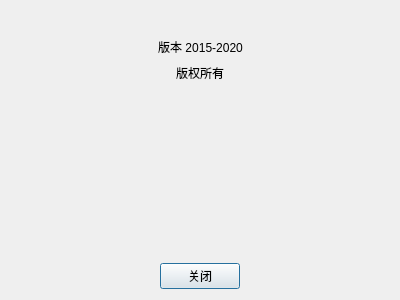
Old version of the form forms/aboutdialog.ui in the repository lyq105/mscs.
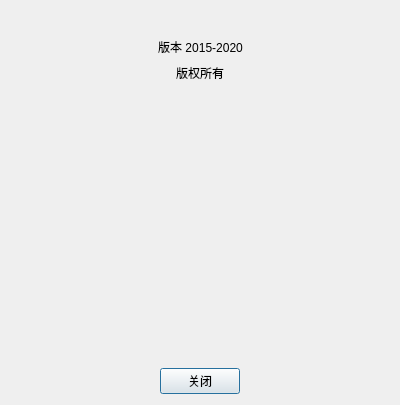
New version of the form. Icons and pictures are not drawn.

Patch:
```diff
--- a/forms/aboutdialog.ui
+++ b/forms/aboutdialog.ui
@@ -7,7 +7,7 @@
     <x>0</x>
     <y>0</y>
     <width>400</width>
-    <height>300</height>
+    <height>405</height>
    </rect>
   </property>
   <property name="windowTitle">
```
